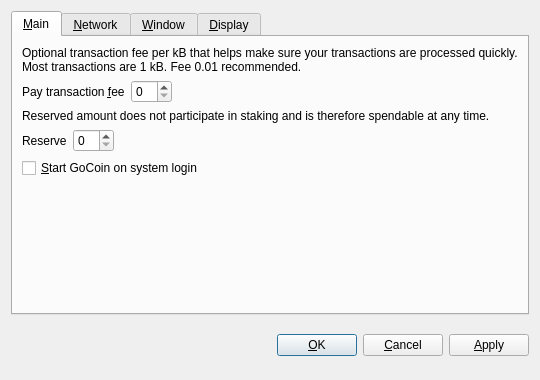
First picture: the form in src/qt/forms/optionsdialog.ui, repository bumbacoin/xgox, before the edit.
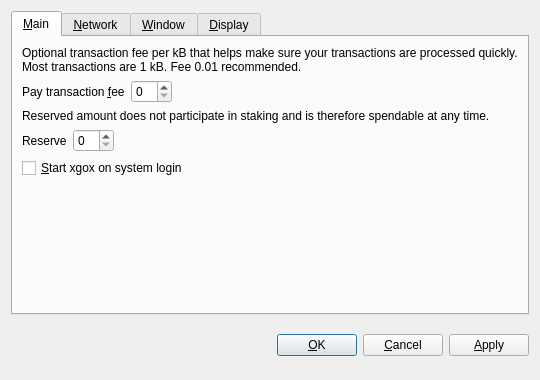
Second picture: the form after the edit. Custom widgets are drawn as their Qt base class.

Patch:
```diff
--- a/src/qt/forms/optionsdialog.ui
+++ b/src/qt/forms/optionsdialog.ui
@@ -128,7 +128,7 @@
           <string>Automatically start GoCoin after logging in to the system.</string>
          </property>
          <property name="text">
-          <string>&amp;Start GoCoin on system login</string>
+          <string>&amp;Start xgox on system login</string>
          </property>
         </widget>
        </item>
```
Left out of the diff: 10 changed lines with no effect on the pictures.
